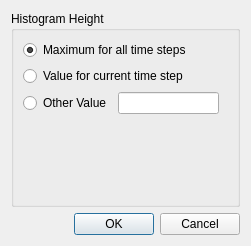
The window that AttributeHistogramHeight.ui (danlipsa/foamvis) describes before a commit, drawn with Qt 5.
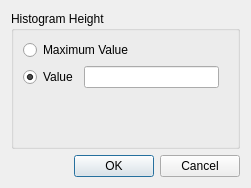
The same window after the commit. Custom widgets are drawn as their Qt base class.

```diff
--- a/AttributeHistogramHeight.ui
+++ b/AttributeHistogramHeight.ui
@@ -7,7 +7,7 @@
     <x>0</x>
     <y>0</y>
     <width>251</width>
-    <height>246</height>
+    <height>188</height>
    </rect>
   </property>
   <property name="windowTitle">
@@ -23,20 +23,7 @@
       <item>
        <widget class="QRadioButton" name="radioButtonMaximumTimeSteps">
         <property name="text">
-         <string>Maximum for all time steps</string>
-        </property>
-        <property name="checked">
-         <bool>true</bool>
-        </property>
-        <attribute name="buttonGroup">
-         <string>buttonGroup</string>
-        </attribute>
-       </widget>
-      </item>
-      <item>
-       <widget class="QRadioButton" name="radioButtonCurrentTimeStep">
-        <property name="text">
-         <string>Value for current time step</string>
+         <string>Maximum Value</string>
         </property>
         <attribute name="buttonGroup">
          <string>buttonGroup</string>
@@ -55,7 +42,10 @@
          <item>
           <widget class="QRadioButton" name="radioButtonOtherValues">
            <property name="text">
-            <string>Other Value</string>
+            <string>Value</string>
+           </property>
+           <property name="checked">
+            <bool>true</bool>
            </property>
            <attribute name="buttonGroup">
             <string>buttonGroup</string>
@@ -63,7 +53,7 @@
           </widget>
          </item>
          <item>
-          <widget class="QLineEdit" name="lineEditOtherValue"/>
+          <widget class="LineEditFocus" name="lineEditValue"/>
          </item>
         </layout>
        </widget>
@@ -96,6 +86,22 @@
    </item>
   </layout>
  </widget>
+ <customwidgets>
+  <customwidget>
+   <class>LineEditFocus</class>
+   <extends>QLineEdit</extends>
+   <header>LineEditFocus.h</header>
+   <slots>
+    <signal>focusIn()</signal>
+   </slots>
+  </customwidget>
+ </customwidgets>
+ <tabstops>
+  <tabstop>radioButtonMaximumValue</tabstop>
+  <tabstop>radioButtonValue</tabstop>
+  <tabstop>lineEditValue</tabstop>
+  <tabstop>buttonBox</tabstop>
+ </tabstops>
  <resources/>
  <connections>
   <connection>
```
Left out of the diff: 87 changed lines with no effect on the pictures.
